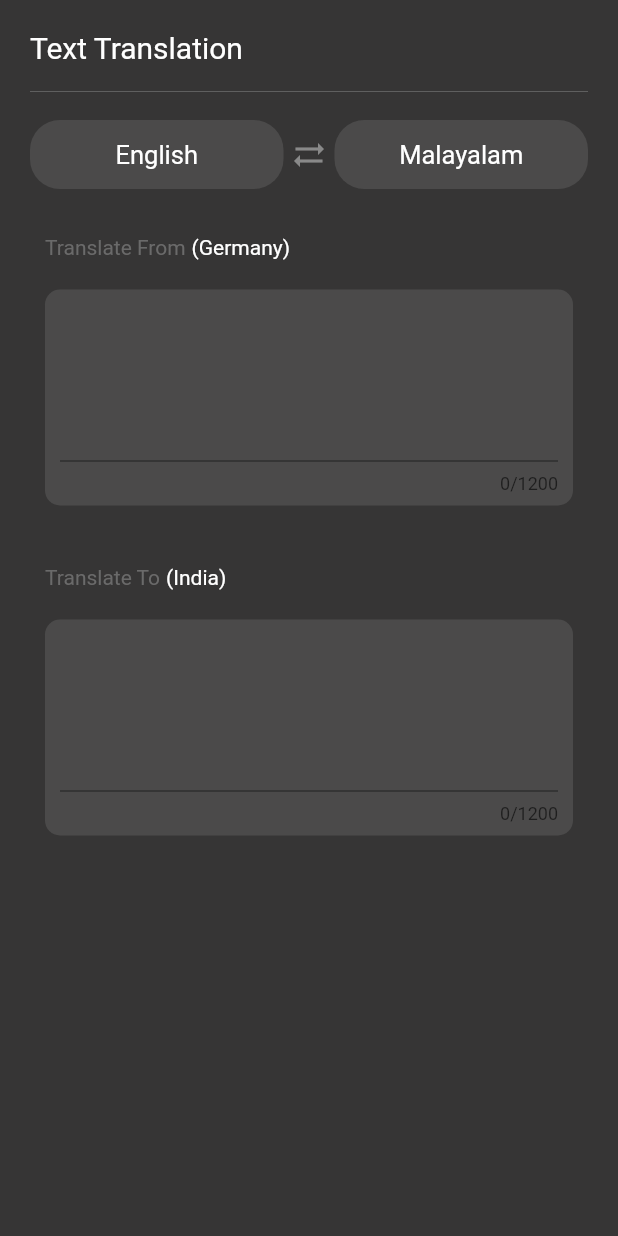
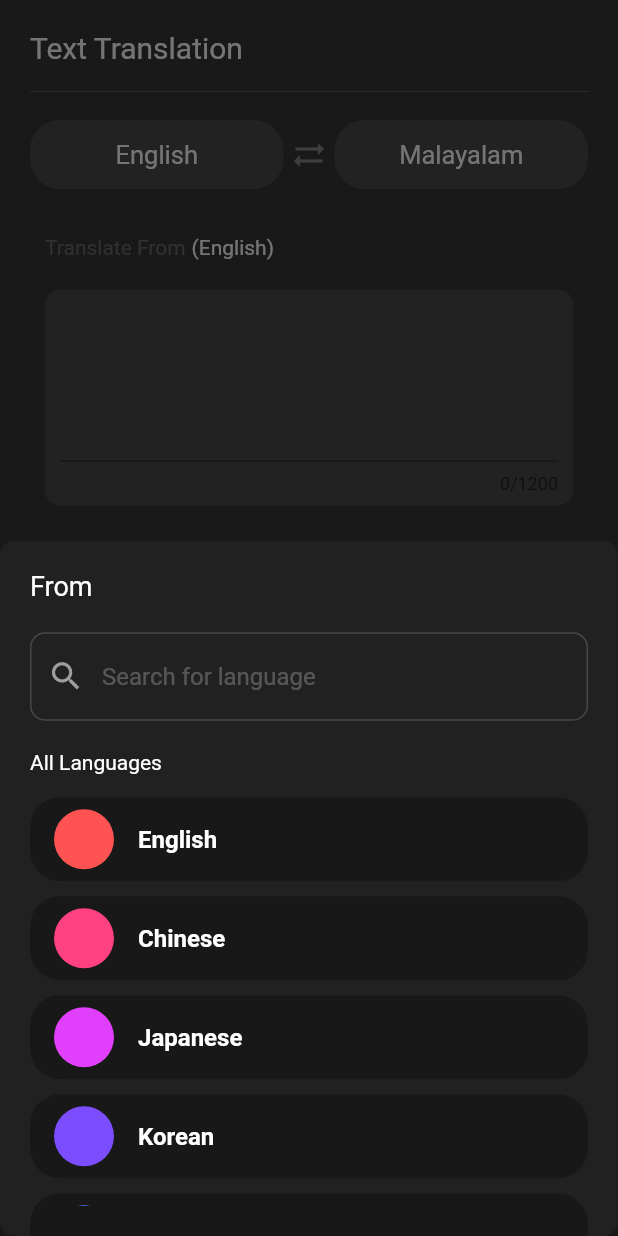
Before and after one commit to Nishadatgit/flutter_translator_app, a Flutter app: the screen it shows after launch, after a tap on "English", on a phone screen of 412 x 824 dp. Run offline on Flutter 3.47's test engine with Material 2 defaults, Android fonts, the phone set to English and light mode, and no system bars; our stand-ins replace dio.

Commit message:
ui design completed and screen shots added

```diff
--- a/lib/screens/screen_home.dart
+++ b/lib/screens/screen_home.dart
@@ -89,12 +89,13 @@ void showLanguageBottomSheet(type operatiotype, BuildContext context) {
                     Icons.search,
                     color: Colors.grey,
                     size: 25,
-                  )),
+                  ),
+                  hintText: 'Search for language',
+                  hintStyle: const TextStyle(color: Colors.white24)),
             ),
             kHeight20,
             const Text('All Languages'),
             kHeight10,
-
             Expanded(
               child: ListView.builder(
                 itemCount: languages.length,
--- a/lib/screens/widgets/choose_language_section.dart
+++ b/lib/screens/widgets/choose_language_section.dart
@@ -21,8 +21,7 @@ class ChooseLanguageSection extends StatelessWidget {
               return LanguageChooseButton(
                 title: value,
                 onPressed: () {
-                  // showLanguageBottomSheet(type.translateFrom, context);
-                  HttpServ().translateFromLanguage('he', 'en', 'es');
+                  showLanguageBottomSheet(type.translateFrom, context);
                 },
               );
             },
--- a/lib/screens/widgets/translate_from_section.dart
+++ b/lib/screens/widgets/translate_from_section.dart
@@ -25,7 +25,12 @@ class TranslateFromSection extends StatelessWidget {
                 'Translate From',
                 style: TextStyle(color: Colors.grey.withOpacity(0.5)),
               ),
-              const Text('(Germany)'),
+              ValueListenableBuilder(
+                valueListenable: fromLanguageNotifier,
+                builder: (context, value, child) {
+                  return Text('($value)');
+                },
+              )
             ],
           ),
           kHeight20,
--- a/lib/screens/widgets/translate_to_section.dart
+++ b/lib/screens/widgets/translate_to_section.dart
@@ -25,7 +25,12 @@ class TranslateToSection extends StatelessWidget {
                 'Translate To',
                 style: TextStyle(color: Colors.grey.withOpacity(0.5)),
               ),
-              const Text('(India)'),
+              ValueListenableBuilder(
+                valueListenable: toLanguageNotifier,
+                builder: (context, value, child) {
+                  return Text('($value)');
+                },
+              )
             ],
           ),
           kHeight20,
```
Also changed, not shown: lib/output/Screenshot_1661265761.png (added), lib/output/Screenshot_1661266121.png (added).
